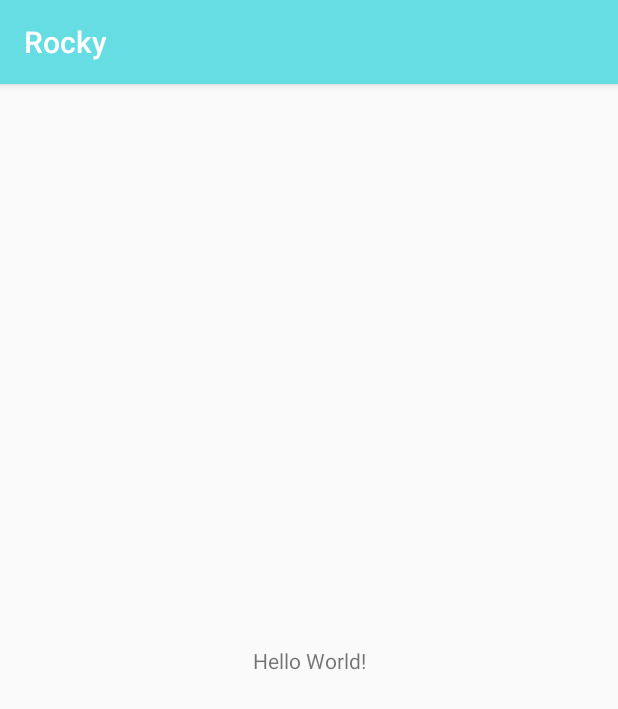
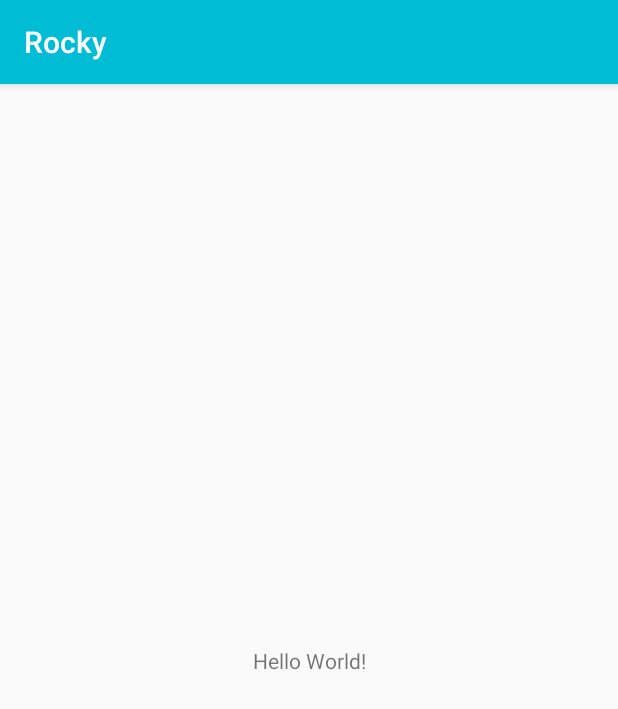
Before and after one commit to danielvila/Rocky, an Android app: the screen it shows after launch (MainActivity), on a phone screen of 412 x 824 dp. Shown: the top 709 px of the screen. Run offline under Robolectric (Android 15) with nearby library versions, the phone set to English and light mode, and no system bars.

Commit message:
corrigiendo colores

```diff
--- a/app/src/main/res/values/colors.xml
+++ b/app/src/main/res/values/colors.xml
@@ -1,6 +1,6 @@
 <?xml version="1.0" encoding="utf-8"?>
 <resources>
-    <color name="colorPrimary">#66DDE3</color>
-    <color name="colorPrimaryDark">#3C2F33</color>
-    <color name="colorAccent">#E83B35</color>
+    <color name="colorPrimary">#00BCD4</color>
+    <color name="colorPrimaryDark">#795548</color>
+    <color name="colorAccent">#FF5722</color>
 </resources>
```
